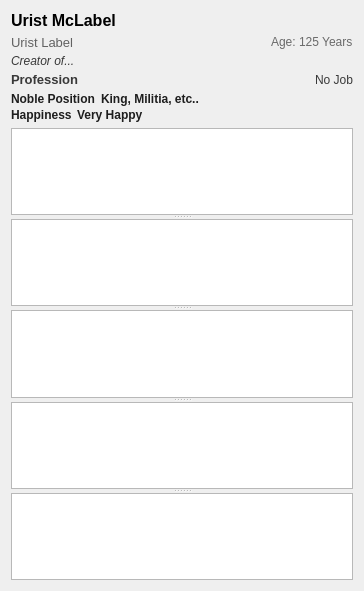
Before: the Qt Designer form ui/dwarfdetailswidget.ui in Dwarf-Therapist/Dwarf-Therapist, drawn with Qt 5.
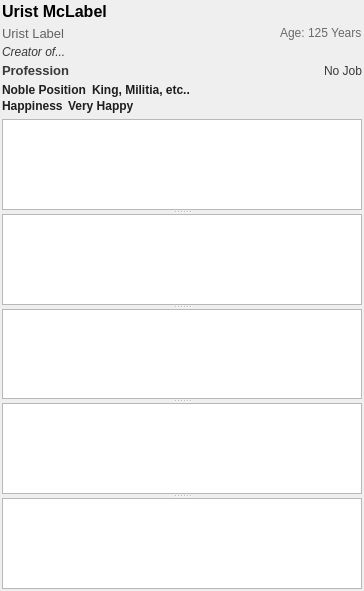
After: the same form once the commit is applied.

The edit to the form file:
```diff
--- a/ui/dwarfdetailswidget.ui
+++ b/ui/dwarfdetailswidget.ui
@@ -14,6 +14,12 @@
    <string>Form</string>
   </property>
   <layout class="QVBoxLayout" name="verticalLayout_2">
+   <property name="spacing">
+    <number>6</number>
+   </property>
+   <property name="margin">
+    <number>2</number>
+   </property>
    <item>
     <layout class="QVBoxLayout" name="verticalLayout">
      <property name="spacing">
@@ -223,6 +229,9 @@
          <property name="text">
           <string>Creator of...</string>
          </property>
+         <property name="wordWrap">
+          <bool>true</bool>
+         </property>
         </widget>
        </item>
       </layout>
@@ -355,6 +364,9 @@
          <property name="text">
           <string>No Job</string>
          </property>
+         <property name="wordWrap">
+          <bool>true</bool>
+         </property>
          <property name="margin">
           <number>0</number>
          </property>
@@ -492,6 +504,9 @@
          <property name="text">
           <string>King, Militia, etc..</string>
          </property>
+         <property name="wordWrap">
+          <bool>true</bool>
+         </property>
         </widget>
        </item>
       </layout>
```
